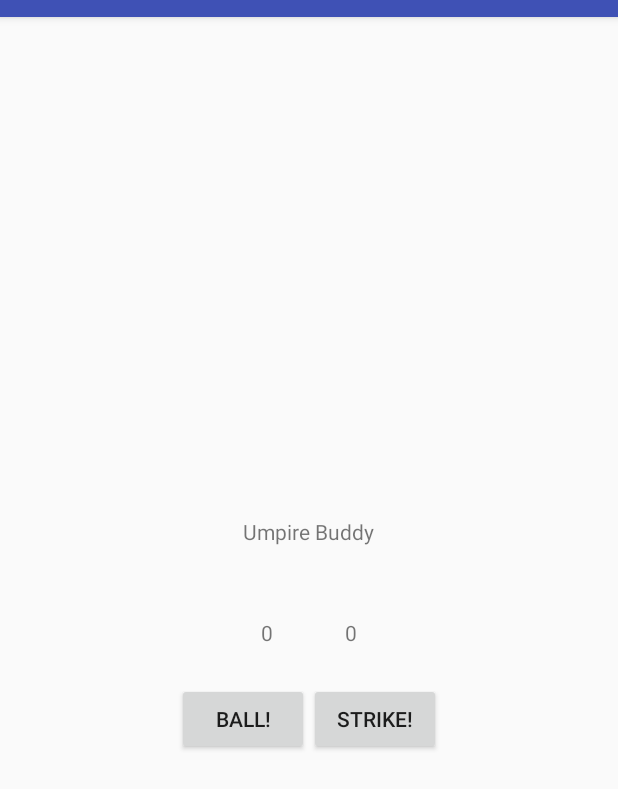
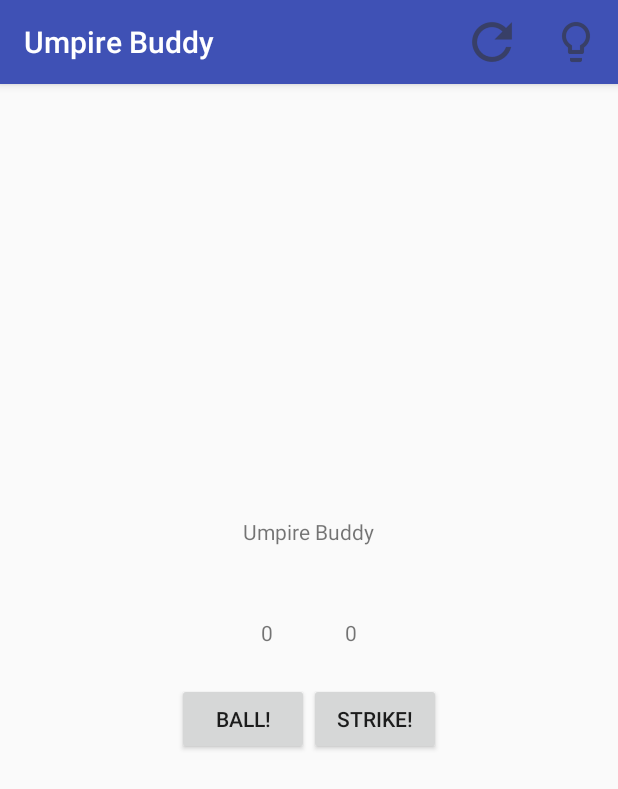
Before and after one commit to NathanielBarnett/Umpire-Buddy-App, an Android app: the screen it shows after launch (MainActivity), on a phone screen of 412 x 824 dp. Shown: the top 789 px of the screen. Run offline under Robolectric (Android 15) with nearby library versions, the phone set to English and light mode, and no system bars.

Commit message:
Added Toolbar, and buttons

```diff
--- a/MyFirstApp/app/src/main/AndroidManifest.xml
+++ b/MyFirstApp/app/src/main/AndroidManifest.xml
@@ -8,7 +8,7 @@
         android:label="@string/app_name"
         android:roundIcon="@mipmap/ic_launcher_round"
         android:supportsRtl="true"
-        android:theme="@style/AppTheme">
+        android:theme="@style/Theme.AppCompat.Light.NoActionBar">
         <activity
             android:name=".MainActivity"
             android:label="@string/app_name"
--- a/MyFirstApp/app/src/main/java/com/example/nathaniel/myfirstapp/MainActivity.java
+++ b/MyFirstApp/app/src/main/java/com/example/nathaniel/myfirstapp/MainActivity.java
@@ -8,6 +8,7 @@ import android.support.v7.app.AlertDialog;
 import android.support.v7.app.AppCompatActivity;
 import android.support.v7.widget.Toolbar;
 import android.view.Menu;
+import android.view.MenuInflater;
 import android.view.MenuItem;
 import android.view.View;
 import android.widget.Button;
@@ -27,6 +28,9 @@ public class MainActivity extends AppCompatActivity {
         Button mStrikesButton;
 
         setContentView(R.layout.activity_main);
+        Toolbar toolbar = (Toolbar) findViewById(R.id.toolbar);
+        setSupportActionBar(toolbar);
+
 
         if (savedInstanceState != null) {
             mBallsCount = savedInstanceState.getInt(BALL_INDEX);
@@ -123,24 +127,11 @@ public class MainActivity extends AppCompatActivity {
     @Override
     public boolean onCreateOptionsMenu(Menu menu) {
         // Inflate the menu; this adds items to the action bar if it is present.
-        getMenuInflater().inflate(R.menu.menu_main, menu);
-        return true;
+        MenuInflater inflater = getMenuInflater();
+        inflater.inflate(R.menu.toolbar, menu);
+        return super.onCreateOptionsMenu(menu);
     }
 
-    @Override
-    public boolean onOptionsItemSelected(MenuItem item) {
-        // Handle action bar item clicks here. The action bar will
-        // automatically handle clicks on the Home/Up button, so long
-        // as you specify a parent activity in AndroidManifest.xml.
-        int id = item.getItemId();
-
-        //noinspection SimplifiableIfStatement
-        if (id == R.id.action_settings) {
-            return true;
-        }
-
-        return super.onOptionsItemSelected(item);
-    }
 
     @Override
     public void onSaveInstanceState(Bundle savedInstanceState) {
--- a/MyFirstApp/app/src/main/res/layout/activity_main.xml
+++ b/MyFirstApp/app/src/main/res/layout/activity_main.xml
@@ -14,14 +14,17 @@
         <android.support.v7.widget.Toolbar
             android:id="@+id/toolbar"
             android:layout_width="match_parent"
-            android:layout_height="11dp"
-            android:background="?attr/colorPrimary"
-            app:popupTheme="@style/AppTheme.PopupOverlay" />
+            android:layout_height="?attr/actionBarSize"
+            android:background="@color/colorPrimary"
+            android:elevation="4dp"
+            android:theme="@style/ThemeOverlay.AppCompat.ActionBar"
+            app:popupTheme="@style/ThemeOverlay.AppCompat.Light" />
+
 
     </android.support.design.widget.AppBarLayout>
 
     <include
-        android:id="@+id/include"
+        android:id="@+id/include_content_main"
         layout="@layout/content_main" />
 
     <LinearLayout
--- a/MyFirstApp/app/src/main/res/menu/menu_main.xml
+++ /dev/null
@@ -1,10 +0,0 @@
-<menu xmlns:android="http://schemas.android.com/apk/res/android"
-    xmlns:app="http://schemas.android.com/apk/res-auto"
-    xmlns:tools="http://schemas.android.com/tools"
-    tools:context="com.example.nathaniel.myfirstapp.MainActivity">
-    <item
-        android:id="@+id/action_settings"
-        android:orderInCategory="100"
-        android:title="@string/action_settings"
-        app:showAsAction="never" />
-</menu>
--- /dev/null
+++ b/MyFirstApp/app/src/main/res/menu/toolbar.xml
@@ -0,0 +1,15 @@
+<?xml version="1.0" encoding="utf-8"?>
+<menu xmlns:android="http://schemas.android.com/apk/res/android"
+    xmlns:app="http://schemas.android.com/apk/res-auto">
+
+    <item
+        android:id="@+id/menu_reset_button"
+        android:icon="@drawable/reset_art"
+        android:title="Reset"
+        app:showAsAction="ifRoom"/>
+    <item
+        android:id="@+id/menu_about_button"
+        android:icon="@drawable/about_art"
+        android:title="About"
+        app:showAsAction="ifRoom|withText" />
+</menu>
--- a/MyFirstApp/app/src/main/res/values/strings.xml
+++ b/MyFirstApp/app/src/main/res/values/strings.xml
@@ -1,5 +1,5 @@
 <resources>
-    <string name="app_name">My First App</string>
+    <string name="app_name">Umpire Buddy</string>
     <string name="action_settings">Settings</string>
     <string name="Title">Umpire Buddy</string>
     <string name="Strikes">Strike!</string>
```
Also changed, not shown: MyFirstApp/app/src/main/res/drawable-hdpi/about_art.png (added), MyFirstApp/app/src/main/res/drawable-hdpi/reset_art.png (added), MyFirstApp/app/src/main/res/drawable-mdpi/about_art.png (added), MyFirstApp/app/src/main/res/drawable-mdpi/reset_art.png (added), MyFirstApp/app/src/main/res/drawable-xhdpi/about_art.png (added), MyFirstApp/app/src/main/res/drawable-xhdpi/reset_art.png (added), MyFirstApp/app/src/main/res/drawable-xxhdpi/about_art.png (added), MyFirstApp/app/src/main/res/drawable-xxhdpi/reset_art.png (added).
